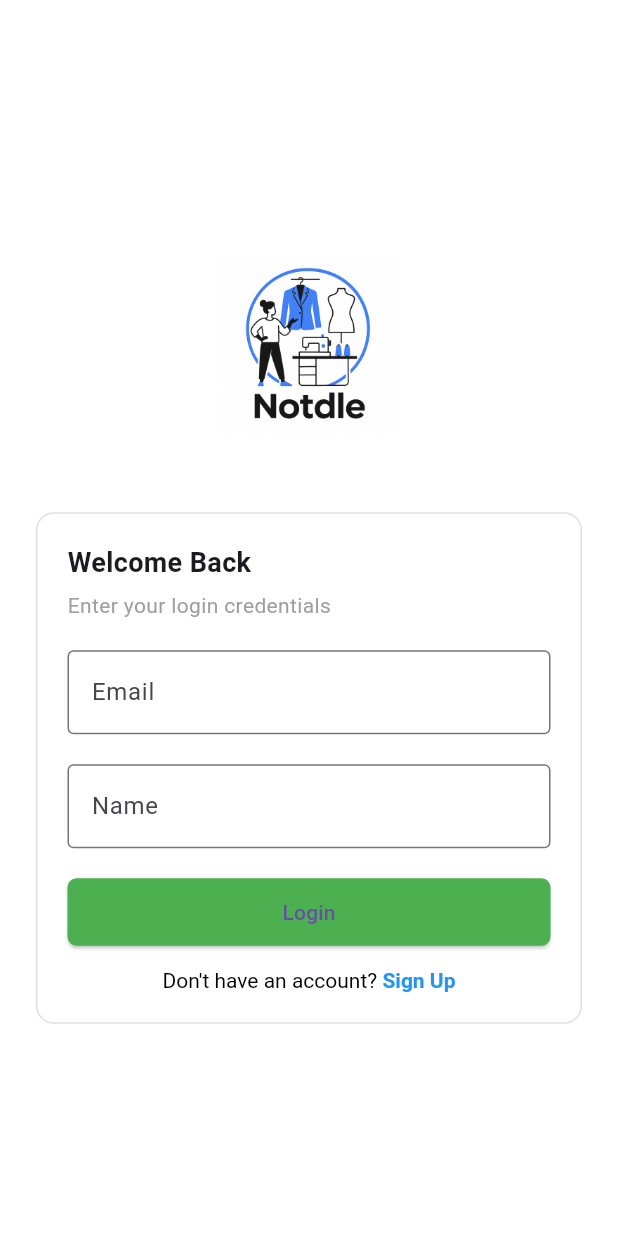
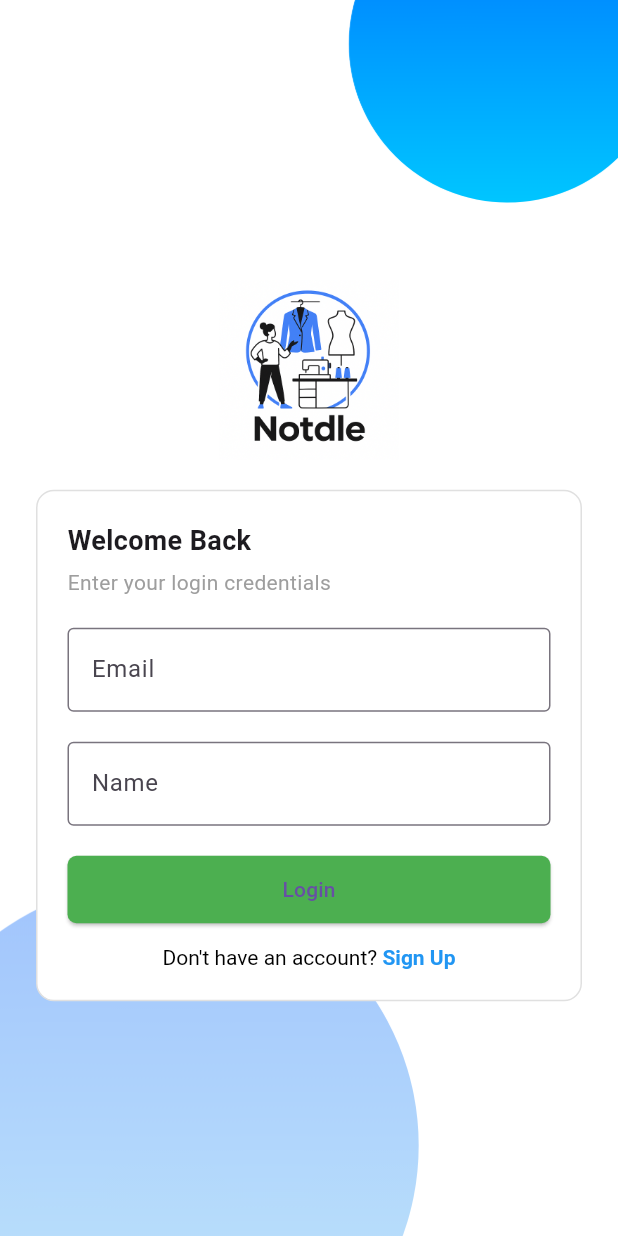
Before and after one commit to Equinox07/notdlebusiness, a Flutter app: the screen it shows after launch, on a phone screen of 412 x 824 dp. Run offline on Flutter 3.47's test engine with Material 3 defaults, Android fonts, the phone set to English and light mode, and no system bars.

Commit message:
added bg image

```diff
--- a/lib/pages/login_screen.dart
+++ b/lib/pages/login_screen.dart
@@ -33,8 +33,12 @@ class _LoginScreenState extends State<LoginScreen> {
   @override
   Widget build(BuildContext context) {
     return Scaffold(
-      backgroundColor: Colors.white,
-      body: SafeArea(
+        resizeToAvoidBottomInset: true,
+    //   backgroundColor: Colors.white,
+      body: Stack(
+        children: [
+            Positioned.fill(child: Image.asset("assets/images/bgwhite.png", fit: BoxFit.cover,)),
+          SafeArea(
             child: Center(
               child: SingleChildScrollView(
                 child: Column(
@@ -53,7 +57,7 @@ class _LoginScreenState extends State<LoginScreen> {
                         ],
                       ),
                     ),
-                const SizedBox(height: 40),
+                    const SizedBox(height: 10),
                     Padding(
                       padding: const EdgeInsets.symmetric(horizontal: 24),
                       child: Container(
@@ -144,6 +148,8 @@ class _LoginScreenState extends State<LoginScreen> {
               ),
             ),
           ),
+        ],
+      ),
     );
   }
 }
--- a/pubspec.yaml
+++ b/pubspec.yaml
@@ -49,6 +49,9 @@ flutter:
   # To add assets to your application, add an assets section, like this:
   assets:
     - assets/images/logo.png
+    - assets/images/background.png
+    - assets/images/bgwhite.png
+    - assets/images/bgplain.png
   #   - images/a_dot_ham.jpeg
 
   # An image asset can refer to one or more resolution-specific "variants", see
```
Also changed, not shown: assets/images/background.png (added), assets/images/bgdefault.png (added), assets/images/bgplain.png (added), assets/images/bgwhite.png (added). Lines whose indentation alone changed are shown as unchanged.
